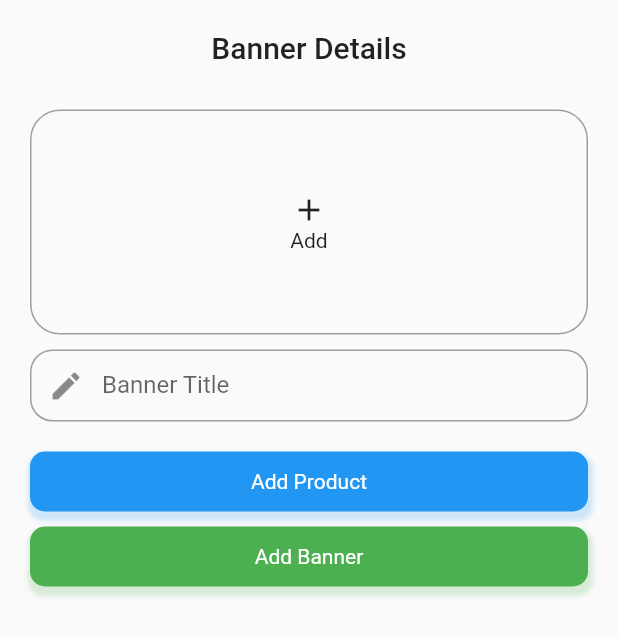
After one commit to Sandeep-Kumar-Thakur/admin-app, a Flutter app: the AddBanner screen opened directly, on a phone screen of 412 x 824 dp. The commit adds this screen. Shown: the top 636 px of the screen. Run offline on Flutter 3.47's test engine with Material 2 defaults, Android fonts, the phone set to English and light mode, and no system bars; our stand-ins replace firebase_core, firebase_database, firebase_messaging, firebase_storage, flutter_local_notifications, get and 1 more; accounts and stored records are empty; statements that could not run were skipped.

Commit message:
Add banner in admin app

```diff
--- a/lib/constants/key_contants.dart
+++ b/lib/constants/key_contants.dart
@@ -4,6 +4,7 @@ class KeyConstants{
   static const userDetails = "userDetails";
   static const userCarts = "userCarts";
   static const orderReceived = "OrderReceived";
+  static const banner = "Banner";
 
   static const uid = "uid";
   static const fcmToken = "fcmToken";
--- /dev/null
+++ b/lib/model/banner_model.dart
@@ -0,0 +1,33 @@
+import 'package:admin_app/model/category_model.dart';
+import 'package:admin_app/model/product_model.dart';
+
+class BannerModel {
+  String? name;
+  String? image;
+  List<ProductDetailsModel>? productList;
+
+  BannerModel({this.name, this.image,this.productList});
+
+  BannerModel.fromJson(Map<String, dynamic> json) {
+    name = json['name'];
+    image = json['image'];
+    if(json['productList']!=null){
+      productList = [];
+      List temp = json['productList'];
+      for(int i=0;i<temp.length;i++){
+        ProductDetailsModel productModel = ProductDetailsModel.fromJson(temp[i]);
+        productList!.add(productModel);
+      }
+    }else{
+      productList = [];
+    }
+  }
+
+  Map<String, dynamic> toJson() {
+    final Map<String, dynamic> data = new Map<String, dynamic>();
+    data['name'] = this.name;
+    data['image'] = this.image;
+    data['productList'] = this.productList!.map((e) => e.toJson()).toList();
+    return data;
+  }
+}
--- a/lib/model/category_model.dart
+++ b/lib/model/category_model.dart
@@ -31,6 +31,7 @@ class ProductDetailsModel {
    String? productImage2;
    List<QuantityAndPrice>? quantityAndPrice;
    String? productGrade;
+   bool? selected;
    String? productDescription;
    String? productName;
 
--- /dev/null
+++ b/lib/screen/add_banner.dart
@@ -0,0 +1,219 @@
+import 'dart:io';
+
+import 'package:admin_app/model/banner_model.dart';
+import 'package:admin_app/model/category_model.dart' as categoryModel;
+import 'package:admin_app/model/product_model.dart';
+import 'package:admin_app/screen/all_product_list.dart';
+import 'package:admin_app/utility/common_decoration.dart';
+import 'package:admin_app/utility/helper_widgets.dart';
+import 'package:admin_app/utility/my_button.dart';
+import 'package:admin_app/utility/my_text_field.dart';
+import 'package:admin_app/utility/navigator_helper.dart';
+import 'package:flutter/material.dart';
+import 'package:flutter/services.dart';
+import 'package:get/get.dart';
+import 'package:image_picker/image_picker.dart';
+
+import '../controller/user_controller.dart';
+import '../firebase/firebase_realtime.dart';
+import '../firebase/firebase_storage.dart';
+import '../model/category_model.dart';
+
+class AddBanner extends StatefulWidget {
+  bool? filled;
+  BannerModel? bannerModel;
+
+  AddBanner(
+      {Key? key,
+        this.filled,this.bannerModel})
+      : super(key: key);
+
+  @override
+  State<AddBanner> createState() => _AddBannerState();
+}
+
+class _AddBannerState extends State<AddBanner> {
+  TextEditingController productNameController = TextEditingController();
+
+  TextEditingController productGrade = TextEditingController();
+
+  TextEditingController description = TextEditingController();
+
+  ProductModel productModel = ProductModel();
+
+  File? image;
+  File? image2;
+
+  bool imageFromUrl = false;
+  bool imageFromUrl2 = false;
+
+  Future pickImage() async {
+    try {
+      final image = await ImagePicker()
+          .pickImage(source: ImageSource.gallery, imageQuality: 30);
+      if (image == null) return;
+      final imageTemp = File(image.path);
+      imageFromUrl = false;
+      setState(() => this.image = imageTemp);
+    } on PlatformException catch (e) {
+      print('Failed to pick image: $e');
+    }
+  }
+
+  List<ProductDetailsModel> productListAll = [];
+  List<ProductDetailsModel> selectedProduct = [];
+
+  List<CategoryModel> categoryList = [];
+
+  @override
+  void initState() {
+    categoryList = UserController().stateController.categoryList.value
+    as List<CategoryModel>;
+    productListAll = [];
+    for (int i = 0; i < categoryList.length; i++) {
+      for (int j = 0; j < categoryList[i].productList!.length; j++) {
+        productListAll.add(categoryList[i].productList![j]);
+      }
+      // TODO: implement initState
+    }
+    if(widget.filled==true){
+      imageFromUrl = true;
+      productNameController.text = widget.bannerModel?.name??"";
+      selectedProduct = widget.bannerModel?.productList??[];
+    }
+
+    super.initState();
+  }
+
+  final _globalKey = GlobalKey<FormState>();
+
+  @override
+  Widget build(BuildContext context) {
+    return Scaffold(
+      body: myPadding(
+        child: SingleChildScrollView(
+          child: Form(
+            key: _globalKey,
+            child: Column(
+              children: [
+                commonHeader("Banner Details"),
+                InkWell(
+                    onTap: () {
+                      pickImage();
+                    },
+                    child: Container(
+                      decoration: BoxDecoration(
+                        borderRadius: BorderRadius.circular(20),
+                        border: Border.all(color: Colors.grey),
+                      ),
+                      child: imageFromUrl
+                          ? myImage(
+                          source:
+                          widget.bannerModel?.image ??
+                              "",
+                          fromUrl: true)
+                          : image?.path == null
+                          ? Column(
+                        mainAxisAlignment: MainAxisAlignment.center,
+                        children: [
+                          Icon(Icons.add),
+                          Text("Add"),
+                        ],
+                      )
+                          : myImage(
+                          source: image?.path ?? "", fromUrl: false),
+                      height: 150,
+                      width: double.infinity,
+                    )),
+                smallSpace(),
+
+
+                MyTextFieldWithPreFix(
+                    textEditController: productNameController,
+                    filled: widget.filled == true ? true : false,
+                    textInputType: TextInputType.name,
+                    label: "Banner Title",
+                    validate: true),
+                smallSpace(),
+                ListView.builder(
+                    itemCount: selectedProduct.length,
+                    shrinkWrap: true,
+                    physics: NeverScrollableScrollPhysics(),
+                    itemBuilder: (context,i){
+                      return  Container(
+                        padding: EdgeInsets.all(10),
+                        margin: EdgeInsets.symmetric(vertical: 5),
+                        decoration: BoxDecoration(
+                            color: Colors.white,
+                            boxShadow: myShadow
+                        ),
+                        child:Row(
+                          children: [
+                            SizedBox(
+                                width: 80,
+                                height: 80,
+                                child: myImage(source:selectedProduct[i].productImage??"" , fromUrl: true)),
+                            SizedBox(width: 10,),
+                            Column(
+                              crossAxisAlignment: CrossAxisAlignment.start,
+                              children: [
+                                Text(selectedProduct[i].productName??"",style: CommonDecoration.listItem,),
+                                Text("Grade : ${selectedProduct[i].productGrade}"??"",style: CommonDecoration.listItem,),
+                              ],
+                            )
+                          ],
+                        ),
+                      );
+                    }),
+               smallSpace(),
+               InkWell(
+                 onTap: (){
+                  Navigator.push(context, MaterialPageRoute(builder: (context)=>AllProductList(productListAll: productListAll))).then((value) {
+                    selectedProduct = value;
+                    setState(() {
+
+                    });
+                  });
+                 },
+                 child: InkWell(
+
+                     child: MyRoundButton(text: "Add Product", bgColor: Colors.blue)),
+               ),
+               smallSpace(),
+                InkWell(
+                    onTap: () {
+
+
+                      if (image?.path == null && imageFromUrl == false) {
+                        showMessage(msg: "Please Select Image");
+                      }
+
+                      if (_globalKey.currentState!.validate()) {
+                        if(imageFromUrl){
+                          widget.bannerModel!.productList = selectedProduct;
+                          FirebaseRealTimeStorage().addBanner(bannerModel: widget.bannerModel!);
+                        }
+
+                        FirebaseStoreFile()
+                            .storeFile(
+                            file: image!,
+                            path:
+                            "${"Banner"}/${productNameController.value.text}")
+                            .then((value) {
+                              BannerModel bannerModel = BannerModel(image: value,name: productNameController.value.text,productList: selectedProduct);
+                                  FirebaseRealTimeStorage().addBanner(bannerModel: bannerModel);
+                          });
+
+                      }
+                    },
+                    child:
+                    MyRoundButton(text: "Add Banner", bgColor: Colors.green)),
+              ],
+            ),
+          ),
+        ),
+      ),
+    );
+  }
+
+}
```
Also changed, not shown: lib/firebase/firebase_realtime.dart (+45 -0 lines), lib/main.dart (+11 -0 lines), lib/screen/all_product_list.dart (added, +74 -0 lines), lib/screen/banner_list.dart (added, +99 -0 lines).
